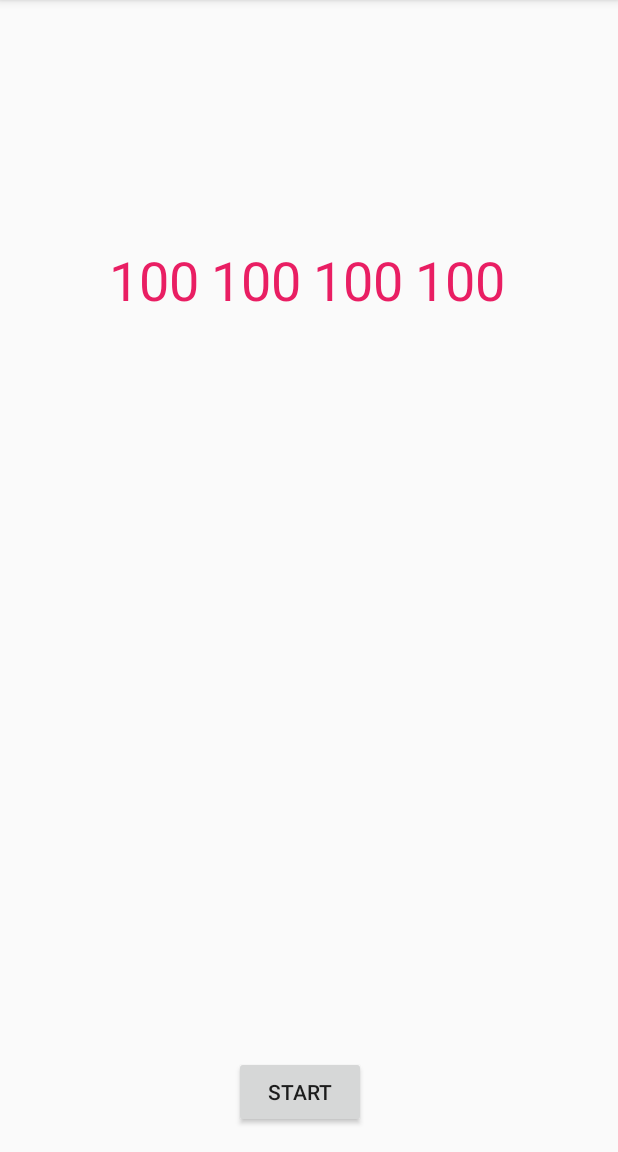
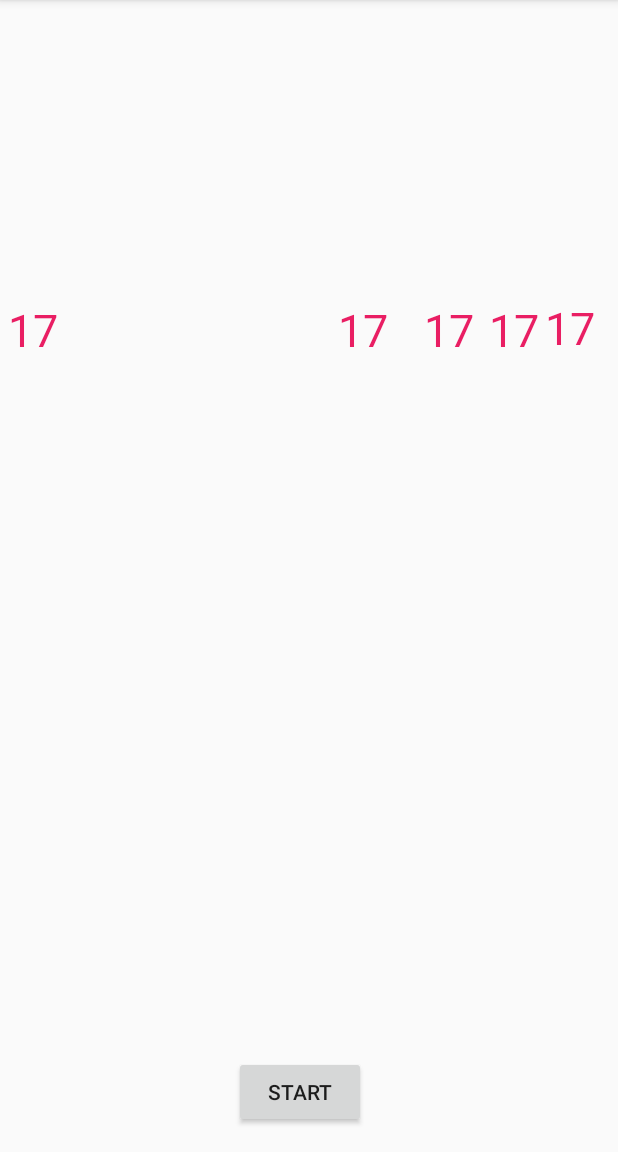
Before and after one commit to AcollaMolla/TrainingApp, an Android app: the screen it shows after launch (MainActivity), on a phone screen of 412 x 824 dp, the part 84-1236 px from its top. Run offline under Robolectric (Android 15) with nearby library versions, the phone set to English and light mode, and no system bars.

Commit message:
Renamed labels showing rep count and add them to List<>. Generate sets directly at startup. Show current rep when pressing 'Start'

```diff
--- a/app/src/main/java/com/example/trainingapp/MainActivity.java
+++ b/app/src/main/java/com/example/trainingapp/MainActivity.java
@@ -20,12 +20,15 @@ public class MainActivity extends AppCompatActivity implements Observer, View.On
     private Button startButton;
     private Button nextButton;
     private List<TextView> reps;
+    private TextView rep0;
     private TextView rep1;
     private TextView rep2;
     private TextView rep3;
     private TextView rep4;
+    private TextView rep5;
     private TextView currentRep;
-    private boolean finished = false;
+    private boolean started = false;
+    private int MaxNumberOfSets = 6;
 
 
     @Override
@@ -34,13 +37,32 @@ public class MainActivity extends AppCompatActivity implements Observer, View.On
         setContentView(R.layout.activity_main);
         mModel = new Model();
         mModel.addObserver(this);
+        reps = new ArrayList<TextView>(this.MaxNumberOfSets);
+
         startButton = (Button)findViewById(R.id.button);
         nextButton  = (Button)findViewById(R.id.button2);
-        rep1 = (TextView)findViewById(R.id.textView6);
-        rep2 = (TextView)findViewById(R.id.textView7);
-        rep3 = (TextView)findViewById(R.id.textView8);
-        rep4 = (TextView)findViewById(R.id.textView9);
+
+        rep0 = (TextView)findViewById(R.id.rep0);
+        reps.add(rep0);
+
+        rep1 = (TextView)findViewById(R.id.rep1);
+        reps.add(rep1);
+
+        rep2 = (TextView)findViewById(R.id.rep2);
+        reps.add(rep2);
+
+        rep3 = (TextView)findViewById(R.id.rep3);
+        reps.add(rep3);
+
+        rep4 = (TextView)findViewById(R.id.rep4);
+        reps.add(rep4);
+
+        rep5 = (TextView)findViewById(R.id.rep5);
+        reps.add(rep5);
+
         currentRep = (TextView)findViewById(R.id.currentRep);
+
+        mModel.SetReps(this.AvgRep);
         startButton.setOnClickListener(this);
         nextButton.setOnClickListener(this);
     }
@@ -50,7 +72,7 @@ public class MainActivity extends AppCompatActivity implements Observer, View.On
         Log.e("onclick", "clicked");
         switch(v.getId()){
             case R.id.button:
-                mModel.SetReps(this.AvgRep);
+                mModel.StartWorkout();
                 startButton.setVisibility(View.INVISIBLE);
                 nextButton.setVisibility(View.VISIBLE);
                 break;
@@ -66,17 +88,21 @@ public class MainActivity extends AppCompatActivity implements Observer, View.On
     public void update(Observable o, Object arg) {
         Model m = (Model)o;
 
+        for(int i=0;i<mModel.GetNumberOfSets();i++){
+            this.reps.get(i).setText(mModel.GetRepCount(i));
+        }
+        /*
         rep1.setText(mModel.GetRepCount(0));
         rep2.setText(mModel.GetRepCount(1));
         rep3.setText(mModel.GetRepCount(2));
-        rep4.setText(mModel.GetRepCount(3));
-        if(!currentRep.isShown()){
+        rep4.setText(mModel.GetRepCount(3));*/
+        if(m.WorkoutStarted()){
             currentRep.setVisibility(View.VISIBLE);
         }
-        if(!m.IsFinished()){
+        if(m.WorkoutStarted() && !m.IsFinished()){
             currentRep.setText(mModel.GetCurrentRep());
         }
-        else{
+        else if(m.WorkoutStarted() && m.IsFinished()){
             currentRep.setText("Finished!");
         }
     }
--- a/app/src/main/java/com/example/trainingapp/Model.java
+++ b/app/src/main/java/com/example/trainingapp/Model.java
@@ -3,14 +3,17 @@ package com.example.trainingapp;
 import java.util.ArrayList;
 import java.util.Observable;
 import java.util.List;
+import java.util.Random;
 
 public class Model extends Observable {
-    private int NumberOfReps = 4;
+    private int NumberOfSets;
     private List<SetModel> set;
     private int CurrentRep = 0;
+    private boolean started = false;
 
     public Model(){
-        set = new ArrayList<SetModel>(NumberOfReps);
+        this.NumberOfSets = SetNumberOfSets();
+        set = new ArrayList<SetModel>(this.NumberOfSets);
     }
 
     public String GetRepCount(int index) throws IndexOutOfBoundsException{
@@ -23,7 +26,7 @@ public class Model extends Observable {
 
     public void SetReps(int avgRep){
 
-        for(int i=0;i<this.NumberOfReps;i++){
+        for(int i=0;i<this.NumberOfSets;i++){
             this.set.add(new SetModel(avgRep));
         }
         setChanged();
@@ -51,4 +54,22 @@ public class Model extends Observable {
         }
         return true;
     }
+
+    private int SetNumberOfSets(){
+        return new Random().nextInt((6-4)+1) + 4;
+    }
+
+    public int GetNumberOfSets(){
+        return this.NumberOfSets;
+    }
+
+    public void StartWorkout(){
+        this.started = true;
+        setChanged();
+        notifyObservers();
+    }
+
+    public boolean WorkoutStarted(){
+        return this.started;
+    }
 }
--- a/app/src/main/res/layout/activity_main.xml
+++ b/app/src/main/res/layout/activity_main.xml
@@ -19,55 +19,75 @@
         app:layout_constraintEnd_toEndOf="parent" />
 
     <TextView
-        android:id="@+id/textView6"
+        android:id="@+id/rep0"
         android:layout_width="wrap_content"
         android:layout_height="wrap_content"
-        android:layout_marginEnd="8dp"
-        android:layout_marginRight="8dp"
-        android:layout_marginBottom="557dp"
-        android:text="100"
+        android:layout_marginStart="5dp"
+        android:layout_marginLeft="5dp"
+        android:layout_marginBottom="528dp"
         android:textColor="#E91E63"
-        android:textSize="36sp"
+        android:textSize="30sp"
         app:layout_constraintBottom_toBottomOf="parent"
-        app:layout_constraintEnd_toStartOf="@+id/textView7" />
+        app:layout_constraintStart_toStartOf="parent" />
 
     <TextView
-        android:id="@+id/textView7"
+        android:id="@+id/rep1"
         android:layout_width="wrap_content"
         android:layout_height="wrap_content"
-        android:layout_marginEnd="8dp"
-        android:layout_marginRight="8dp"
-        android:layout_marginBottom="557dp"
-        android:text="100"
+        android:layout_marginEnd="24dp"
+        android:layout_marginRight="24dp"
+        android:layout_marginBottom="528dp"
         android:textColor="#E91E63"
-        android:textSize="36sp"
+        android:textSize="30sp"
         app:layout_constraintBottom_toBottomOf="parent"
-        app:layout_constraintEnd_toStartOf="@+id/textView8" />
+        app:layout_constraintEnd_toStartOf="@+id/rep2" />
 
     <TextView
-        android:id="@+id/textView8"
+        android:id="@+id/rep2"
         android:layout_width="wrap_content"
         android:layout_height="wrap_content"
-        android:layout_marginEnd="8dp"
-        android:layout_marginRight="8dp"
-        android:layout_marginBottom="493dp"
-        android:text="100"
+        android:layout_marginEnd="10dp"
+        android:layout_marginRight="10dp"
+        android:layout_marginBottom="416dp"
         android:textColor="#E91E63"
-        android:textSize="36sp"
-        app:layout_constraintBottom_toTopOf="@+id/button"
-        app:layout_constraintEnd_toStartOf="@+id/textView9" />
+        android:textSize="30sp"
+        app:layout_constraintBottom_toTopOf="@+id/button2"
+        app:layout_constraintEnd_toStartOf="@+id/rep3" />
 
     <TextView
-        android:id="@+id/textView9"
+        android:id="@+id/rep3"
         android:layout_width="wrap_content"
         android:layout_height="wrap_content"
-        android:layout_marginEnd="75dp"
-        android:layout_marginRight="75dp"
-        android:layout_marginBottom="493dp"
-        android:text="100"
+        android:layout_marginEnd="4dp"
+        android:layout_marginRight="4dp"
+        android:layout_marginBottom="528dp"
         android:textColor="#E91E63"
-        android:textSize="36sp"
-        app:layout_constraintBottom_toTopOf="@+id/button"
+        android:textSize="30sp"
+        app:layout_constraintBottom_toBottomOf="parent"
+        app:layout_constraintEnd_toStartOf="@+id/rep4" />
+
+    <TextView
+        android:id="@+id/rep4"
+        android:layout_width="wrap_content"
+        android:layout_height="wrap_content"
+        android:layout_marginEnd="10dp"
+        android:layout_marginRight="10dp"
+        android:layout_marginBottom="529dp"
+        android:textColor="#E91E63"
+        android:textSize="30sp"
+        app:layout_constraintBottom_toBottomOf="parent"
+        app:layout_constraintEnd_toStartOf="@+id/rep5" />
+
+    <TextView
+        android:id="@+id/rep5"
+        android:layout_width="wrap_content"
+        android:layout_height="wrap_content"
+        android:layout_marginEnd="5dp"
+        android:layout_marginRight="5dp"
+        android:layout_marginBottom="528dp"
+        android:textColor="#E91E63"
+        android:textSize="30sp"
+        app:layout_constraintBottom_toBottomOf="parent"
         app:layout_constraintEnd_toEndOf="parent" />
 
     <TextView
```
